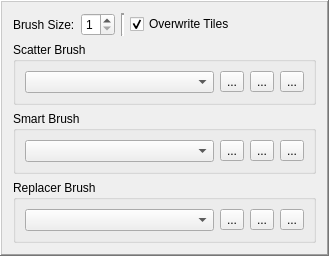
Qt form LevelEditor/Brushes/BrushPropertiesWidget.ui (Preece/TGL) before a commit.
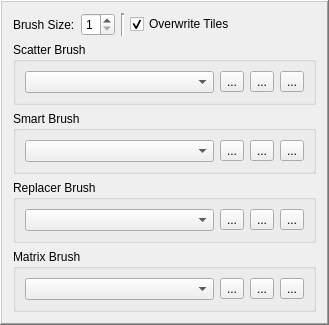
The same form after that commit. Icons and pictures are not drawn.

Commit message: Began implementing matrix brush

Patch:
```diff
--- a/LevelEditor/Brushes/BrushPropertiesWidget.ui
+++ b/LevelEditor/Brushes/BrushPropertiesWidget.ui
@@ -7,7 +7,7 @@
     <x>0</x>
     <y>0</y>
     <width>329</width>
-    <height>225</height>
+    <height>286</height>
    </rect>
   </property>
   <property name="sizePolicy">
@@ -221,6 +221,51 @@
      </layout>
     </widget>
    </item>
+   <item>
+    <widget class="QGroupBox" name="matrixBrushGroup">
+     <property name="title">
+      <string>Matrix Brush</string>
+     </property>
+     <layout class="QHBoxLayout" name="horizontalLayout_5">
+      <item>
+       <widget class="QComboBox" name="matrixBrushCombo"/>
+      </item>
+      <item>
+       <widget class="QToolButton" name="addMatrixBrush">
+        <property name="text">
+         <string>...</string>
+        </property>
+        <property name="icon">
+         <iconset resource="../../Icons.qrc">
+          <normaloff>:/Icons/Icons/addvalue.png</normaloff>:/Icons/Icons/addvalue.png</iconset>
+        </property>
+       </widget>
+      </item>
+      <item>
+       <widget class="QToolButton" name="editMatrixBrush">
+        <property name="text">
+         <string>...</string>
+        </property>
+        <property name="icon">
+         <iconset resource="../../Icons.qrc">
+          <normaloff>:/Icons/Icons/pencil.png</normaloff>:/Icons/Icons/pencil.png</iconset>
+        </property>
+       </widget>
+      </item>
+      <item>
+       <widget class="QToolButton" name="deleteMatrixBrush">
+        <property name="text">
+         <string>...</string>
+        </property>
+        <property name="icon">
+         <iconset resource="../../Icons.qrc">
+          <normaloff>:/Icons/Icons/removevalue.png</normaloff>:/Icons/Icons/removevalue.png</iconset>
+        </property>
+       </widget>
+      </item>
+     </layout>
+    </widget>
+   </item>
   </layout>
  </widget>
  <resources>
```
The commit also changes 10 other files.
